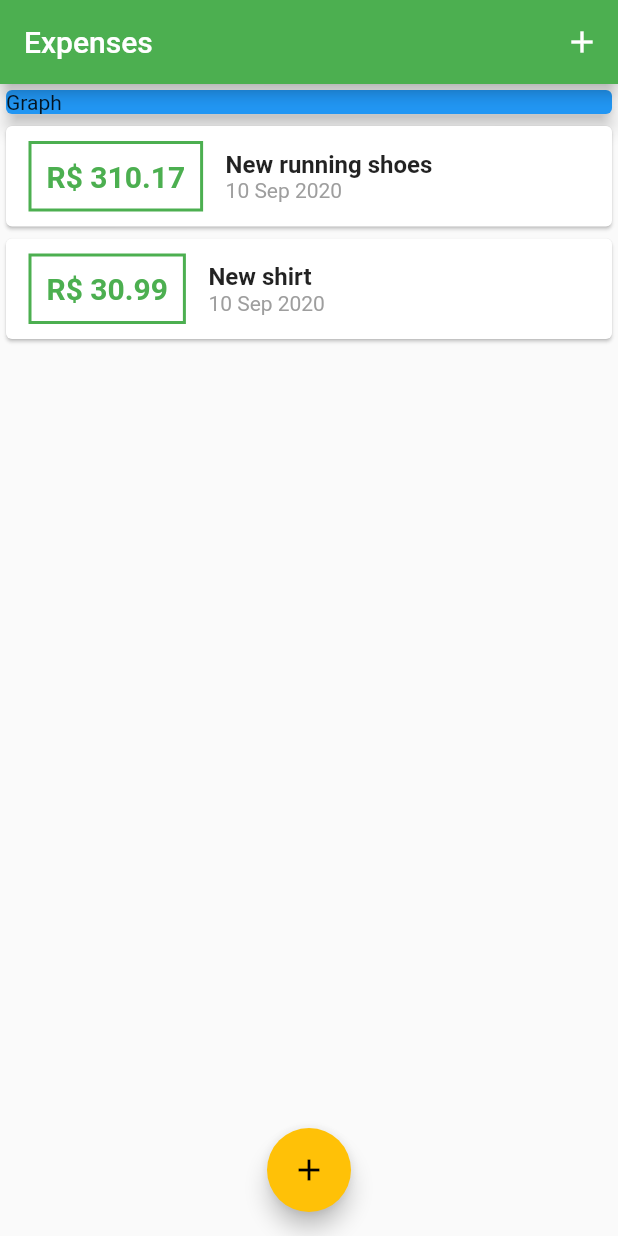
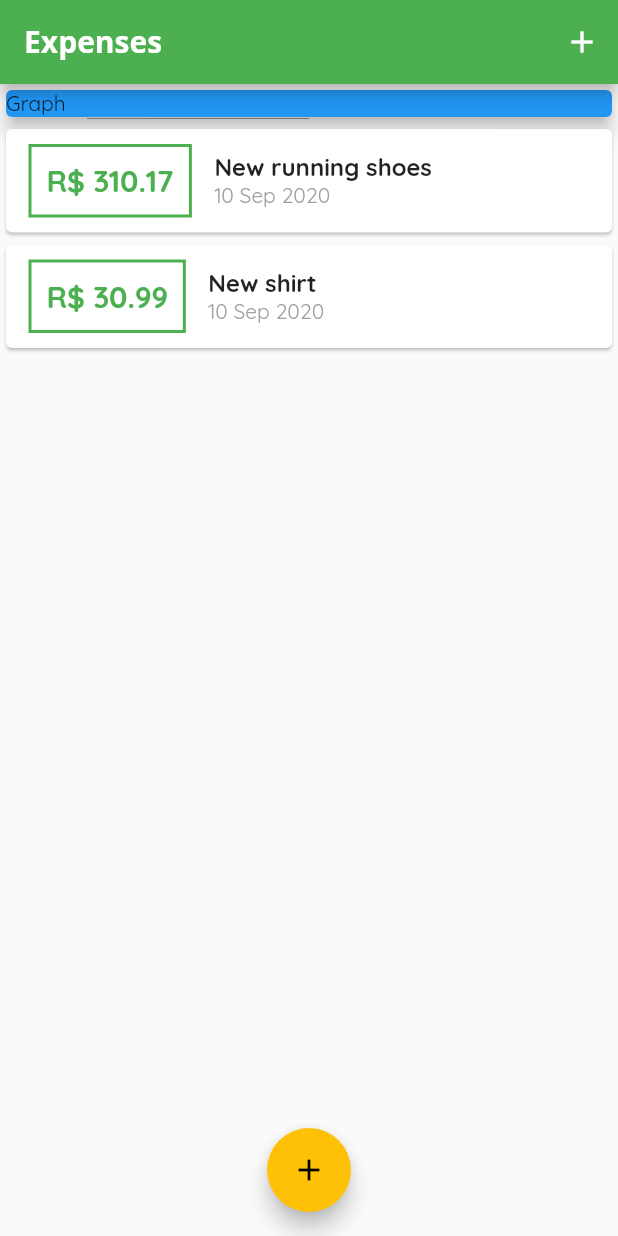
Before and after one commit to andre-pelisoli/expenses, a Flutter app: the screen it shows after launch, on a phone screen of 412 x 824 dp. Run offline on Flutter 3.47's test engine with Material 2 defaults, Android fonts, the phone set to English and light mode, and no system bars.

Commit message:
Added new fonts

```diff
--- a/lib/main.dart
+++ b/lib/main.dart
@@ -11,11 +11,19 @@ main() => runApp(ExpensesApp());
 class ExpensesApp extends StatelessWidget {
   @override
   Widget build(BuildContext context) {
+    var green = Colors.green;
     return MaterialApp(
       home: MyHome(),
       theme: ThemeData(
-        primarySwatch: Colors.green,
+        primarySwatch: green,
         accentColor: Colors.amber,
+        fontFamily: 'Quicksand',
+        appBarTheme: AppBarTheme(
+            textTheme: ThemeData.light().textTheme.copyWith(
+                headline6: TextStyle(
+                    fontFamily: 'OpenSans',
+                    fontSize: 20,
+                    fontWeight: FontWeight.w700))),
       ),
     );
   }
```
Also changed, not shown: pubspec.yaml (+11 -11 lines), assets/fonts/OpenSans-Bold.ttf (added), assets/fonts/OpenSans-Regular.ttf (added), assets/fonts/Quicksand-Bold.ttf (added), assets/fonts/Quicksand-Regular.ttf (added).
